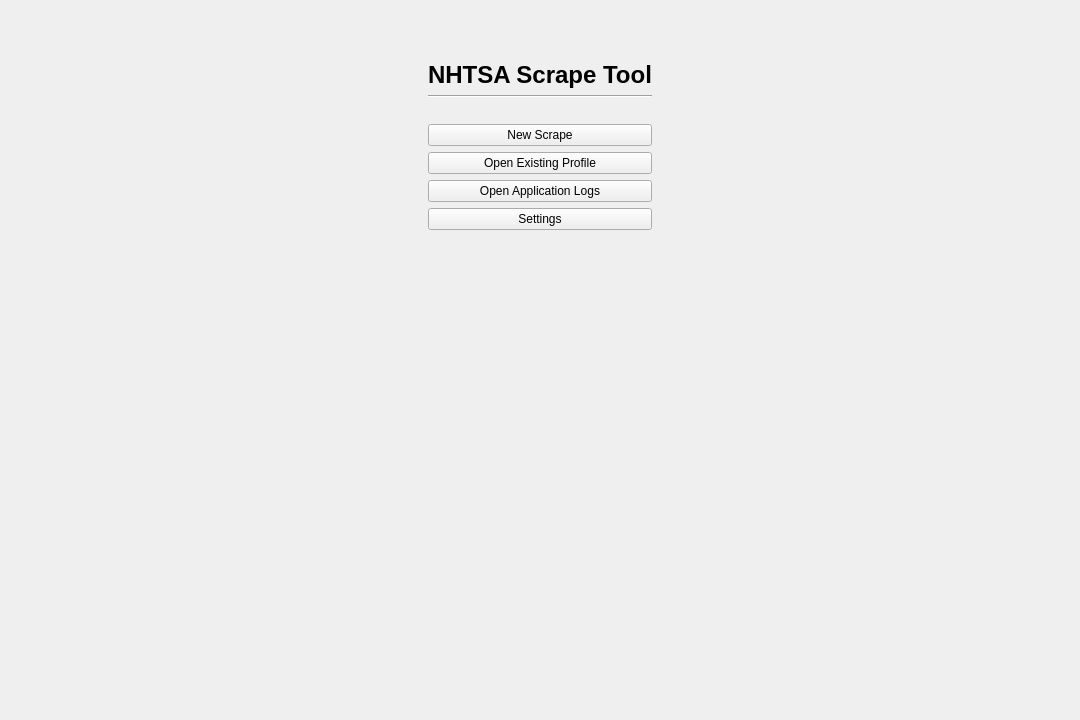
Above: src/app/ui/MainMenu.ui from caden-maxwell/nhtsa-scrape before the change. Below: the same form after it.
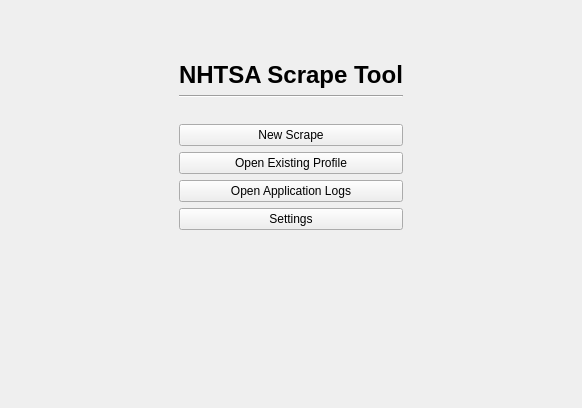
That is the form after the change.

The edit to the form file:
```diff
--- a/src/app/ui/MainMenu.ui
+++ b/src/app/ui/MainMenu.ui
@@ -6,8 +6,8 @@
    <rect>
     <x>0</x>
     <y>0</y>
-    <width>1080</width>
-    <height>720</height>
+    <width>582</width>
+    <height>408</height>
    </rect>
   </property>
   <property name="windowTitle">
```
